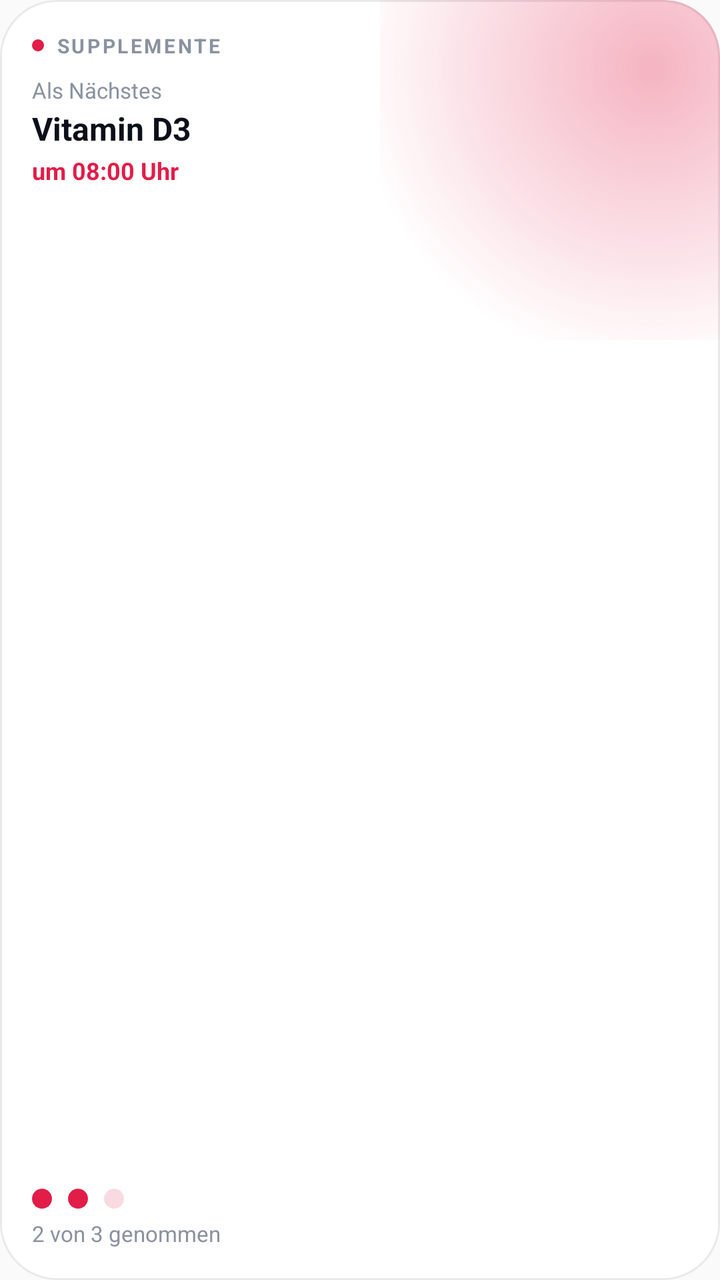
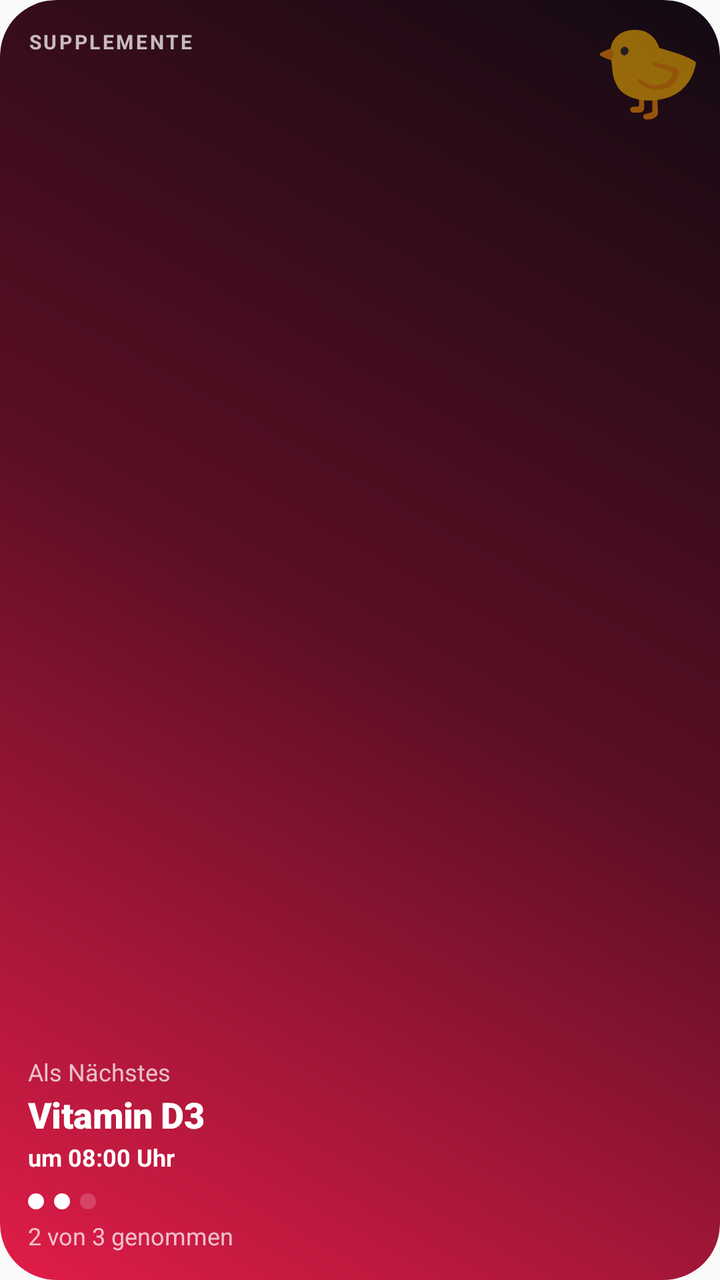

Compare the two renders of this Android layout. The source of the first and the diff that turns it into the second are given below.
<!-- AndroidManifest.xml: application theme AppTheme -->
<!-- res/layout/widget_supps.xml -->
<?xml version="1.0" encoding="utf-8"?>
<FrameLayout xmlns:android="http://schemas.android.com/apk/res/android"
    android:id="@android:id/background"
    style="@style/WidgetFb.Card">

    <ImageView android:id="@+id/glow" style="@style/WidgetFb.Glow" />

    <include
        android:id="@+id/empty"
        layout="@layout/widget_empty"
        android:visibility="gone" />

    <LinearLayout
        android:id="@+id/content"
        style="@style/WidgetFb.Content">

        <LinearLayout
            android:layout_width="match_parent"
            android:layout_height="wrap_content"
            android:gravity="center_vertical"
            android:orientation="horizontal">

            <ImageView android:id="@+id/dot" style="@style/WidgetFb.Dot" />

            <TextView
                android:id="@+id/overline"
                style="@style/WidgetFb.Overline"
                android:text="Supplemente" />
        </LinearLayout>

        <TextView
            android:id="@+id/next_label"
            style="@style/WidgetFb.Muted"
            android:layout_marginTop="8dp"
            android:text="Als Nächstes" />

        <TextView
            android:id="@+id/name"
            style="@style/WidgetFb.Title"
            android:layout_marginTop="1dp"
            android:text="Vitamin D3" />

        <TextView
            android:id="@+id/time"
            style="@style/WidgetFb.Value"
            android:layout_marginTop="2dp"
            android:text="um 08:00 Uhr"
            android:textColor="#E11D48" />

        <FrameLayout style="@style/WidgetFb.Fill" />

        <ImageView
            android:id="@+id/dots"
            android:layout_width="match_parent"
            android:layout_height="10dp"
            android:importantForAccessibility="no"
            android:scaleType="fitStart"
            android:src="@drawable/widget_dots_preview" />

        <TextView
            android:id="@+id/progress"
            style="@style/WidgetFb.Muted"
            android:layout_marginTop="5dp"
            android:text="2 von 3 genommen" />
    </LinearLayout>
</FrameLayout>
<!-- res/layout/widget_empty.xml (included above) -->
<?xml version="1.0" encoding="utf-8"?>
<LinearLayout xmlns:android="http://schemas.android.com/apk/res/android"
    android:layout_width="match_parent"
    android:layout_height="match_parent"
    android:gravity="center"
    android:orientation="vertical"
    android:padding="@dimen/widget_pad">

    <TextView
        android:id="@+id/empty_title"
        style="@style/WidgetFb.Title"
        android:gravity="center"
        android:textSize="14sp" />

    <TextView
        android:id="@+id/empty_hint"
        style="@style/WidgetFb.Muted"
        android:layout_width="match_parent"
        android:layout_marginTop="4dp"
        android:gravity="center"
        android:maxLines="2" />
</LinearLayout>
<!-- resources referenced by this layout -->
<resources>
  <dimen name="widget_pad">16dp</dimen>
  <!-- drawable widget_dots_preview (drawable) -->
  <?xml version="1.0" encoding="utf-8"?>
  <vector xmlns:android="http://schemas.android.com/apk/res/android"
      android:width="46dp"
      android:height="10dp"
      android:viewportWidth="46"
      android:viewportHeight="10">
      <path android:fillColor="#E11D48" android:pathData="M5,0a5,5 0 1,0 0.001,0z" />
      <path android:fillColor="#E11D48" android:pathData="M23,0a5,5 0 1,0 0.001,0z" />
      <path android:fillColor="#29E11D48" android:pathData="M41,0a5,5 0 1,0 0.001,0z" />
  </vector>
  <style name="WidgetFb.Card">
          <item name="android:layout_width">match_parent</item>
          <item name="android:layout_height">match_parent</item>
          <item name="android:background">@drawable/widget_card</item>
      </style>
  <style name="WidgetFb.Content">
          <item name="android:layout_width">match_parent</item>
          <item name="android:layout_height">match_parent</item>
          <item name="android:padding">@dimen/widget_pad</item>
          <item name="android:orientation">vertical</item>
      </style>
  <style name="WidgetFb.Dot">
          <item name="android:layout_width">6dp</item>
          <item name="android:layout_height">6dp</item>
          <item name="android:layout_marginEnd">6dp</item>
          <item name="android:src">@drawable/widget_dot</item>
          <item name="android:importantForAccessibility">no</item>
      </style>
  <style name="WidgetFb.Glow">
          <item name="android:layout_width">170dp</item>
          <item name="android:layout_height">170dp</item>
          <item name="android:layout_gravity">top|end</item>
          <item name="android:scaleType">fitXY</item>
          <item name="android:src">@drawable/widget_glow_preview</item>
          <item name="android:importantForAccessibility">no</item>
      </style>
  <style name="WidgetFb.Muted">
          <item name="android:layout_width">wrap_content</item>
          <item name="android:layout_height">wrap_content</item>
          <item name="android:textColor">@color/widget_muted</item>
          <item name="android:textSize">11sp</item>
          <item name="android:maxLines">1</item>
          <item name="android:ellipsize">end</item>
      </style>
  <style name="WidgetFb.Overline">
          <item name="android:layout_width">wrap_content</item>
          <item name="android:layout_height">wrap_content</item>
          <item name="android:textColor">@color/widget_muted</item>
          <item name="android:textSize">10sp</item>
          <item name="android:textStyle">bold</item>
          <item name="android:letterSpacing">0.12</item>
          <item name="android:textAllCaps">true</item>
          <item name="android:maxLines">1</item>
          <item name="android:ellipsize">end</item>
      </style>
  <style name="WidgetFb.Title">
          <item name="android:layout_width">match_parent</item>
          <item name="android:layout_height">wrap_content</item>
          <item name="android:textColor">@color/widget_text</item>
          <item name="android:textSize">16sp</item>
          <item name="android:textStyle">bold</item>
          <item name="android:ellipsize">end</item>
          <item name="android:maxLines">2</item>
          <item name="android:lineSpacingMultiplier">0.95</item>
      </style>
  <style name="WidgetFb.Value">
          <item name="android:layout_width">wrap_content</item>
          <item name="android:layout_height">wrap_content</item>
          <item name="android:textColor">@color/widget_text</item>
          <item name="android:textSize">12sp</item>
          <item name="android:textStyle">bold</item>
          <item name="android:fontFeatureSettings">tnum</item>
          <item name="android:maxLines">1</item>
      </style>
  <!-- drawable widget_card (drawable) -->
  <?xml version="1.0" encoding="utf-8"?>
  <shape xmlns:android="http://schemas.android.com/apk/res/android" android:shape="rectangle">
      <solid android:color="@color/widget_card" />
      <stroke android:width="1dp" android:color="@color/widget_stroke" />
      <corners android:radius="@dimen/widget_radius" />
  </shape>
  <!-- drawable widget_dot (drawable) -->
  <?xml version="1.0" encoding="utf-8"?>
  <shape xmlns:android="http://schemas.android.com/apk/res/android" android:shape="oval">
      <solid android:color="#E11D48" />
  </shape>
  <!-- drawable widget_glow_preview (drawable) -->
  <?xml version="1.0" encoding="utf-8"?>
  <shape xmlns:android="http://schemas.android.com/apk/res/android" android:shape="rectangle">
      <gradient
          android:centerX="0.8"
          android:centerY="0.2"
          android:endColor="#00E11D48"
          android:gradientRadius="150dp"
          android:startColor="#55E11D48"
          android:type="radial" />
  </shape>
  <color name="widget_muted">#8A92A0</color>
  <color name="widget_text">#0B0F19</color>
  <color name="widget_card">#FFFFFF</color>
  <color name="widget_stroke">#140B0F19</color>
  <!-- unchanged entries left out for length: 3 -->
</resources>

<!-- the commit's change to res/layout/widget_supps.xml (unified diff, before → after) -->
@@ -1,89 +1,118 @@
 <?xml version="1.0" encoding="utf-8"?>
 <FrameLayout xmlns:android="http://schemas.android.com/apk/res/android"
     android:id="@android:id/background"
-    style="@style/WidgetFb.Card">
+    style="@style/WidgetFb.Hero">
 
-    <ImageView android:id="@+id/glow" style="@style/WidgetFb.Glow" />
+    <ImageView android:id="@+id/art" style="@style/WidgetFb.Art" />
 
     <include
         android:id="@+id/empty"
-        layout="@layout/widget_empty"
+        layout="@layout/widget_empty_hero"
         android:visibility="gone" />
 
     <LinearLayout
         android:id="@+id/content"
-        style="@style/WidgetFb.Content">
+        style="@style/WidgetFb.HeroContent">
 
-        <LinearLayout
-            android:layout_width="match_parent"
-            android:layout_height="wrap_content"
-            android:gravity="center_vertical"
-            android:orientation="horizontal">
+        <TextView
+            android:id="@+id/overline"
+            style="@style/WidgetFb.HeroOverline"
+            android:layout_marginEnd="54dp"
+            android:text="Supplemente" />
 
-            <ImageView android:id="@+id/dot" style="@style/WidgetFb.Dot" />
-
-            <TextView
-                android:id="@+id/overline"
-                style="@style/WidgetFb.Overline"
-                android:text="Supplemente" />
-        </LinearLayout>
+        <FrameLayout style="@style/WidgetFb.Fill" />
 
         <TextView
             android:id="@+id/next_label"
-            style="@style/WidgetFb.Muted"
-            android:layout_marginTop="8dp"
+            style="@style/WidgetFb.HeroBody"
             android:text="Als Nächstes" />
 
         <TextView
             android:id="@+id/name"
-            style="@style/WidgetFb.Title"
+            style="@style/WidgetFb.HeroTitle"
             android:layout_marginTop="1dp"
             android:text="Vitamin D3" />
 
         <TextView
             android:id="@+id/time"
-            style="@style/WidgetFb.Value"
-            android:layout_marginTop="2dp"
+            style="@style/WidgetFb.HeroBody"
+            android:layout_marginTop="1dp"
             android:text="um 08:00 Uhr"
-            android:textColor="#E11D48" />
-
-        <FrameLayout style="@style/WidgetFb.Fill" />
+            android:textColor="@color/hero_text"
+            android:textStyle="bold" />
 
         <ImageView
             android:id="@+id/dots"
             android:layout_width="match_parent"
-            android:layout_height="10dp"
+            android:layout_height="8dp"
+            android:layout_marginTop="10dp"
             android:importantForAccessibility="no"
             android:scaleType="fitStart"
-            android:src="@drawable/widget_dots_preview" />
+            android:src="@drawable/widget_hero_dots_preview" />
 
         <TextView
             android:id="@+id/progress"
-            style="@style/WidgetFb.Muted"
+            style="@style/WidgetFb.HeroBody"
             android:layout_marginTop="5dp"
             android:text="2 von 3 genommen" />
     </LinearLayout>
+
+    <include
+        layout="@layout/widget_hero_buddy"
+        android:layout_width="64dp"
+        android:layout_height="64dp"
+        android:layout_gravity="top|end"
+        android:layout_marginTop="4dp"
+        android:layout_marginEnd="4dp" />
 </FrameLayout>
-<!-- res/layout/widget_empty.xml (included above) -->
+<!-- res/layout/widget_empty_hero.xml (included above) -->
 <?xml version="1.0" encoding="utf-8"?>
 <LinearLayout xmlns:android="http://schemas.android.com/apk/res/android"
     android:layout_width="match_parent"
     android:layout_height="match_parent"
-    android:gravity="center"
+    android:gravity="bottom|start"
     android:orientation="vertical"
-    android:padding="@dimen/widget_pad">
+    android:padding="14dp">
 
     <TextView
         android:id="@+id/empty_title"
-        style="@style/WidgetFb.Title"
-        android:gravity="center"
-        android:textSize="14sp" />
+        style="@style/WidgetFb.HeroTitle"
+        android:textSize="16sp" />
 
     <TextView
         android:id="@+id/empty_hint"
-        style="@style/WidgetFb.Muted"
+        style="@style/WidgetFb.HeroBody"
         android:layout_width="match_parent"
         android:layout_marginTop="4dp"
-        android:gravity="center"
         android:maxLines="2" />
 </LinearLayout>
+<!-- res/layout/widget_hero_buddy.xml (included above) -->
+<?xml version="1.0" encoding="utf-8"?>
+<FrameLayout xmlns:android="http://schemas.android.com/apk/res/android"
+    android:id="@+id/buddy_box"
+    android:layout_width="64dp"
+    android:layout_height="64dp"
+    android:layout_gravity="top|end"
+    android:layout_marginTop="4dp"
+    android:layout_marginEnd="4dp">
+
+    <ImageView
+        android:id="@+id/buddy"
+        android:layout_width="match_parent"
+        android:layout_height="match_parent"
+        android:contentDescription="Buddy"
+        android:scaleType="fitCenter"
+        android:visibility="gone" />
+
+    <TextView
+        android:id="@+id/buddy_emoji"
+        android:layout_width="match_parent"
+        android:layout_height="match_parent"
+        android:autoSizeMaxTextSize="80sp"
+        android:autoSizeMinTextSize="20sp"
+        android:autoSizeTextType="uniform"
+        android:gravity="center"
+        android:includeFontPadding="false"
+        android:padding="6dp"
+        android:text="🐤" />
+</FrameLayout>
<!-- resource entries referenced after the edit -->
@@ -1,55 +1,46 @@
 <!-- resources referenced by this layout -->
 <resources>
-  <dimen name="widget_pad">16dp</dimen>
-  <!-- drawable widget_dots_preview (drawable) -->
+  <color name="hero_text">#FFFFFF</color>
+  <!-- drawable widget_hero_dots_preview (drawable) -->
   <?xml version="1.0" encoding="utf-8"?>
   <vector xmlns:android="http://schemas.android.com/apk/res/android"
-      android:width="46dp"
-      android:height="10dp"
-      android:viewportWidth="46"
-      android:viewportHeight="10">
-      <path android:fillColor="#E11D48" android:pathData="M5,0a5,5 0 1,0 0.001,0z" />
-      <path android:fillColor="#E11D48" android:pathData="M23,0a5,5 0 1,0 0.001,0z" />
-      <path android:fillColor="#29E11D48" android:pathData="M41,0a5,5 0 1,0 0.001,0z" />
+      android:width="34dp"
+      android:height="8dp"
+      android:viewportWidth="34"
+      android:viewportHeight="8">
+      <path android:fillColor="#FFFFFF" android:pathData="M4,0a4,4 0 1,0 0.001,0z" />
+      <path android:fillColor="#FFFFFF" android:pathData="M17,0a4,4 0 1,0 0.001,0z" />
+      <path android:fillColor="#2EFFFFFF" android:pathData="M30,0a4,4 0 1,0 0.001,0z" />
   </vector>
-  <style name="WidgetFb.Card">
+  <style name="WidgetFb.Art">
           <item name="android:layout_width">match_parent</item>
           <item name="android:layout_height">match_parent</item>
-          <item name="android:background">@drawable/widget_card</item>
+          <item name="android:scaleType">centerCrop</item>
+          <item name="android:importantForAccessibility">no</item>
       </style>
-  <style name="WidgetFb.Content">
+  <style name="WidgetFb.Hero">
           <item name="android:layout_width">match_parent</item>
           <item name="android:layout_height">match_parent</item>
-          <item name="android:padding">@dimen/widget_pad</item>
-          <item name="android:orientation">vertical</item>
+          <item name="android:background">@drawable/widget_hero</item>
       </style>
-  <style name="WidgetFb.Dot">
-          <item name="android:layout_width">6dp</item>
-          <item name="android:layout_height">6dp</item>
-          <item name="android:layout_marginEnd">6dp</item>
-          <item name="android:src">@drawable/widget_dot</item>
-          <item name="android:importantForAccessibility">no</item>
-      </style>
-  <style name="WidgetFb.Glow">
-          <item name="android:layout_width">170dp</item>
-          <item name="android:layout_height">170dp</item>
-          <item name="android:layout_gravity">top|end</item>
-          <item name="android:scaleType">fitXY</item>
-          <item name="android:src">@drawable/widget_glow_preview</item>
-          <item name="android:importantForAccessibility">no</item>
-      </style>
-  <style name="WidgetFb.Muted">
+  <style name="WidgetFb.HeroBody">
           <item name="android:layout_width">wrap_content</item>
           <item name="android:layout_height">wrap_content</item>
-          <item name="android:textColor">@color/widget_muted</item>
-          <item name="android:textSize">11sp</item>
+          <item name="android:textColor">@color/hero_text2</item>
+          <item name="android:textSize">12sp</item>
           <item name="android:maxLines">1</item>
           <item name="android:ellipsize">end</item>
       </style>
-  <style name="WidgetFb.Overline">
+  <style name="WidgetFb.HeroContent">
+          <item name="android:layout_width">match_parent</item>
+          <item name="android:layout_height">match_parent</item>
+          <item name="android:padding">14dp</item>
+          <item name="android:orientation">vertical</item>
+      </style>
+  <style name="WidgetFb.HeroOverline">
           <item name="android:layout_width">wrap_content</item>
           <item name="android:layout_height">wrap_content</item>
-          <item name="android:textColor">@color/widget_muted</item>
+          <item name="android:textColor">@color/hero_text2</item>
           <item name="android:textSize">10sp</item>
           <item name="android:textStyle">bold</item>
           <item name="android:letterSpacing">0.12</item>
@@ -57,52 +48,29 @@
           <item name="android:maxLines">1</item>
           <item name="android:ellipsize">end</item>
       </style>
-  <style name="WidgetFb.Title">
+  <style name="WidgetFb.HeroTitle">
           <item name="android:layout_width">match_parent</item>
           <item name="android:layout_height">wrap_content</item>
-          <item name="android:textColor">@color/widget_text</item>
-          <item name="android:textSize">16sp</item>
-          <item name="android:textStyle">bold</item>
+          <item name="android:textColor">@color/hero_text</item>
+          <item name="android:textSize">18sp</item>
+          <item name="android:fontFamily">sans-serif-black</item>
+          <item name="android:letterSpacing">-0.01</item>
           <item name="android:ellipsize">end</item>
           <item name="android:maxLines">2</item>
-          <item name="android:lineSpacingMultiplier">0.95</item>
+          <item name="android:lineSpacingMultiplier">0.92</item>
       </style>
-  <style name="WidgetFb.Value">
-          <item name="android:layout_width">wrap_content</item>
-          <item name="android:layout_height">wrap_content</item>
-          <item name="android:textColor">@color/widget_text</item>
-          <item name="android:textSize">12sp</item>
-          <item name="android:textStyle">bold</item>
-          <item name="android:fontFeatureSettings">tnum</item>
-          <item name="android:maxLines">1</item>
-      </style>
-  <!-- drawable widget_card (drawable) -->
-  <?xml version="1.0" encoding="utf-8"?>
-  <shape xmlns:android="http://schemas.android.com/apk/res/android" android:shape="rectangle">
-      <solid android:color="@color/widget_card" />
-      <stroke android:width="1dp" android:color="@color/widget_stroke" />
-      <corners android:radius="@dimen/widget_radius" />
-  </shape>
-  <!-- drawable widget_dot (drawable) -->
-  <?xml version="1.0" encoding="utf-8"?>
-  <shape xmlns:android="http://schemas.android.com/apk/res/android" android:shape="oval">
-      <solid android:color="#E11D48" />
-  </shape>
-  <!-- drawable widget_glow_preview (drawable) -->
+  <!-- drawable widget_hero (drawable) -->
   <?xml version="1.0" encoding="utf-8"?>
   <shape xmlns:android="http://schemas.android.com/apk/res/android" android:shape="rectangle">
       <gradient
-          android:centerX="0.8"
-          android:centerY="0.2"
-          android:endColor="#00E11D48"
-          android:gradientRadius="150dp"
-          android:startColor="#55E11D48"
-          android:type="radial" />
+          android:angle="45"
+          android:centerColor="#5C0F24"
+          android:endColor="#120A12"
+          android:startColor="#E11D48"
+          android:type="linear" />
+      <corners android:radius="@dimen/widget_radius" />
   </shape>
-  <color name="widget_muted">#8A92A0</color>
-  <color name="widget_text">#0B0F19</color>
-  <color name="widget_card">#FFFFFF</color>
-  <color name="widget_stroke">#140B0F19</color>
+  <color name="hero_text2">#B8FFFFFF</color>
   <!-- unchanged entries left out for length: 3 -->
 </resources>
 
